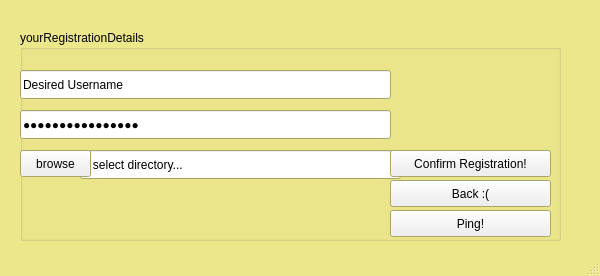
Before: the Qt Designer form client/Client/registerpage.ui in dilofilo/freezing-octo-cyril, drawn with Qt 5.
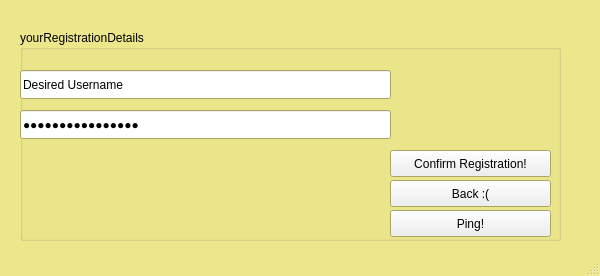
After: the same form once the commit is applied.

```diff
--- a/client/Client/registerpage.ui
+++ b/client/Client/registerpage.ui
@@ -116,19 +116,6 @@
       <string>Back :(</string>
      </property>
     </widget>
-    <widget class="QLineEdit" name="txt_clientDirectory">
-     <property name="geometry">
-      <rect>
-       <x>60</x>
-       <y>120</y>
-       <width>321</width>
-       <height>29</height>
-      </rect>
-     </property>
-     <property name="text">
-      <string>   select directory...</string>
-     </property>
-    </widget>
     <widget class="QLineEdit" name="txt_password">
      <property name="geometry">
       <rect>
@@ -171,26 +158,6 @@
       <string>Ping!</string>
      </property>
     </widget>
-    <widget class="QPushButton" name="btn_browse">
-     <property name="geometry">
-      <rect>
-       <x>0</x>
-       <y>120</y>
-       <width>71</width>
-       <height>27</height>
-      </rect>
-     </property>
-     <property name="text">
-      <string>browse</string>
-     </property>
-    </widget>
-    <zorder>txt_clientDirectory</zorder>
-    <zorder>btn_registerConfirm</zorder>
-    <zorder>btn_back</zorder>
-    <zorder>txt_password</zorder>
-    <zorder>txt_username</zorder>
-    <zorder>btn_ping</zorder>
-    <zorder>btn_browse</zorder>
    </widget>
   </widget>
   <widget class="QStatusBar" name="statusbar"/>
```
